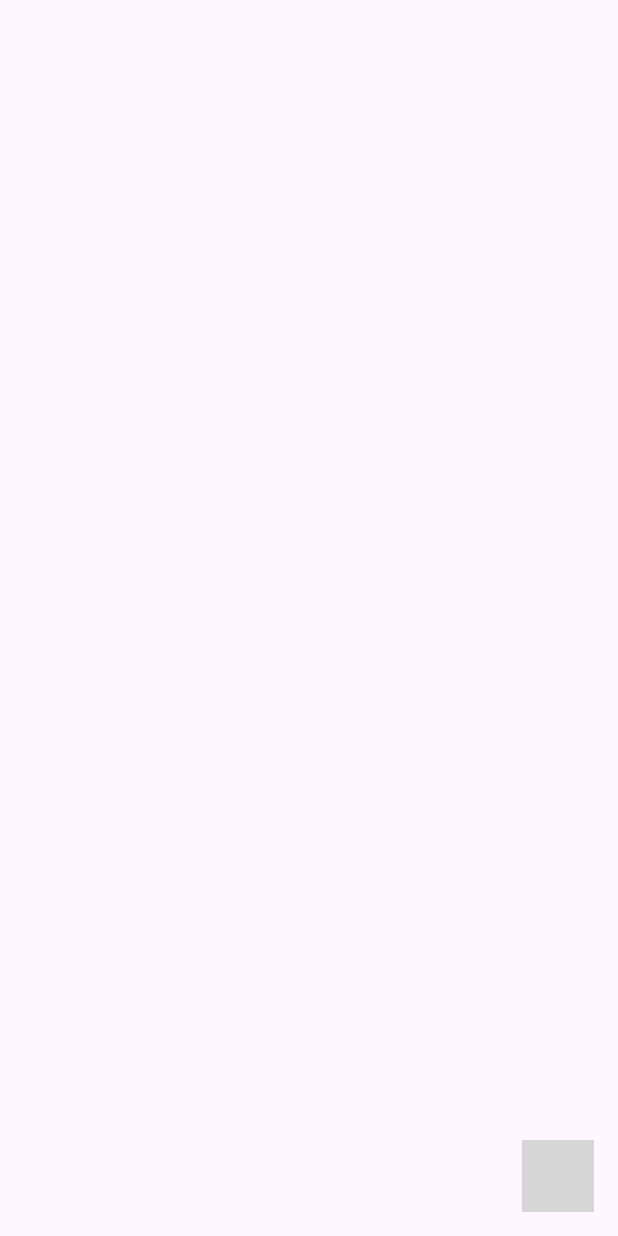
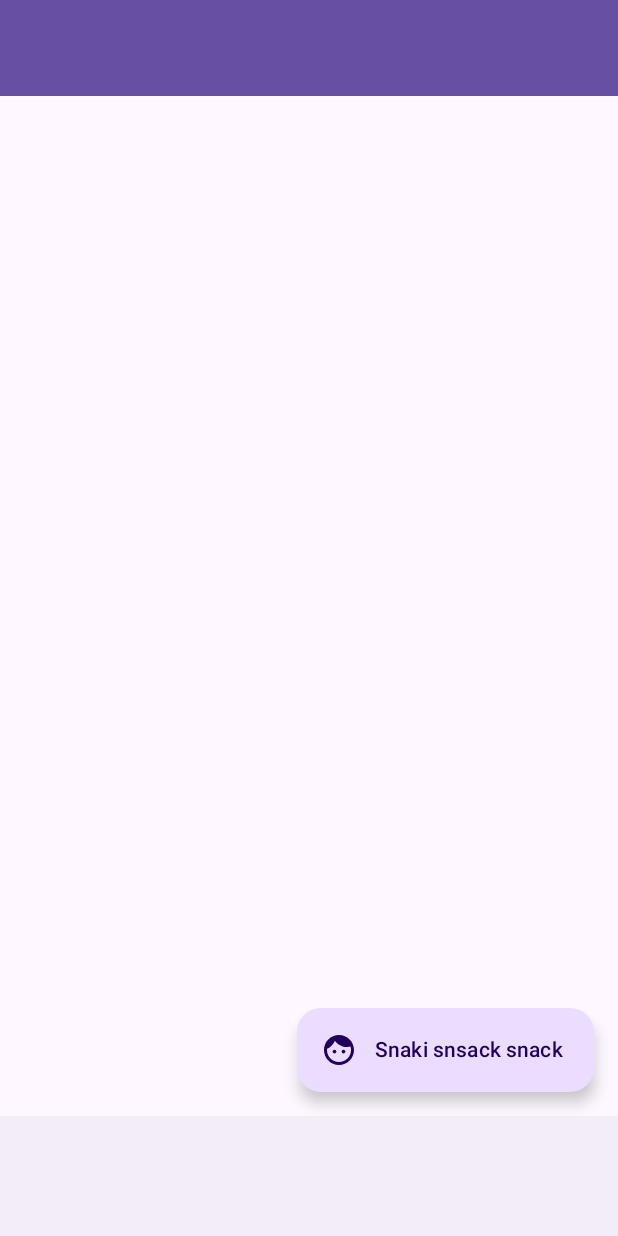
Before and after one commit to FionaMata/RavelOnProjecte, an Android app built with Jetpack Compose: the @Preview function Aplicacio, on a phone screen of 412 x 824 dp. Run offline under Robolectric (Android 15) with nearby library versions, the phone set to English and light mode, and no system bars; grey boxes are pictures that could not be loaded.

Commit message:
Segon commit, abans d'aplicar nous colors.

```diff
--- a/app/src/main/java/com/mataecheverry/project_ravelry/ui/Aplicacio.kt
+++ b/app/src/main/java/com/mataecheverry/project_ravelry/ui/Aplicacio.kt
@@ -5,16 +5,23 @@ import androidx.compose.foundation.layout.fillMaxWidth
 import androidx.compose.foundation.layout.padding
 import androidx.compose.material.icons.Icons
 import androidx.compose.material.icons.filled.Face
+import androidx.compose.material.icons.filled.Menu
+import androidx.compose.material.icons.rounded.ArrowBack
+import androidx.compose.material3.BottomAppBar
 import androidx.compose.material3.SnackbarHostState
 import androidx.compose.material3.Surface
 import androidx.compose.material3.TopAppBar
 import androidx.compose.material3.DrawerState
 import androidx.compose.material3.DrawerValue
+import androidx.compose.material3.ExperimentalMaterial3Api
 import androidx.compose.material3.ExtendedFloatingActionButton
 import androidx.compose.material3.Icon
+import androidx.compose.material3.IconButton
 import androidx.compose.material3.MaterialTheme
 import androidx.compose.material3.Scaffold
+import androidx.compose.material3.SnackbarDuration
 import androidx.compose.material3.SnackbarHost
+import androidx.compose.material3.SnackbarResult
 import androidx.compose.material3.Text
 import androidx.compose.material3.TopAppBarDefaults
 import androidx.compose.material3.rememberDrawerState
@@ -29,6 +36,8 @@ import androidx.navigation.compose.currentBackStackEntryAsState
 import androidx.navigation.compose.rememberNavController
 import com.mataecheverry.project_ravelry.ui.theme.Project_RavelryTheme
 import kotlinx.coroutines.CoroutineScope
+import kotlinx.coroutines.coroutineScope
+import kotlinx.coroutines.launch
 
 @Preview
 @Composable
@@ -40,17 +49,18 @@ fun Aplicacio(){
     val rutaActual = navBackStackEntry?.destination?.route ?: ""
     val snackbarHostState = remember{ SnackbarHostState()}
 
-    RavelryScaffold(rutaActual, snackbarHostState)
+    RavelryScaffold(controladorDeNavegacio, coroutineScope, estatDrawer, rutaActual, snackbarHostState)
 
 
 }
 
 
+@OptIn(ExperimentalMaterial3Api::class)
 @Composable
 fun RavelryScaffold(
-//    controladorDeNavegacio: NavHostController,
-//    coroutineScope: CoroutineScope,
-//    estatDrawer: DrawerState,
+    controladorDeNavegacio: NavHostController,
+    coroutineScope: CoroutineScope,
+    estatDrawer: DrawerState,
     rutaActual: String,
     snackbarHostState: SnackbarHostState
 ){
@@ -59,19 +69,88 @@ fun RavelryScaffold(
     /**Posar TITOLS ADEQUATS A TRAVÉS DE RUTES*/
 
     Scaffold(
+        topBar = {
+            TopAppBar(
+                title = {Text(topAppBarTitle)},
+                colors = TopAppBarDefaults.topAppBarColors(
+                    containerColor = MaterialTheme.colorScheme.primary,
+                    titleContentColor = MaterialTheme.colorScheme.onPrimary,
+                    navigationIconContentColor = MaterialTheme.colorScheme.onPrimary)
+            )
+        },
+//        navigationIcon = {
+//            if (rutaActual in listOf(
+//                    Destinacio.Portada.rutaGenerica,
+//                    Destinacio.Fotografies.rutaGenerica,
+//                    Destinacio.Preferencies.rutaGenerica,
+//                    Destinacio.QuantA.rutaGenerica,
+//                    Destinacio.Preferits.rutaGenerica
+//                )
+//            //Destinacio.Partida.rutaGenerica,
+//            ) {
+//
+//                IconButton(onClick = {
+//                    coroutineScope.launch {
+//                        if (estatDrawer.isClosed)
+//                            estatDrawer.open()
+//                        else
+//                            estatDrawer.close()
+//                    }
+//                }) {
+//
+//                    Icon(
+//                        imageVector = Icons.Default.Menu,
+//                        contentDescription = null,
+//                        tint = MaterialTheme.colorScheme.onPrimary
+//                    )
+//                }
+//            } else {
+//                IconButton(onClick = { controladorDeNavegacio.navigateUp() }) {
+//
+//                    Icon(
+//                        imageVector = Icons.Rounded.ArrowBack,
+//                        contentDescription = null,
+//                        tint = MaterialTheme.colorScheme.onPrimary
+//                    )
+//                }
+//            }
+//      }
+        bottomBar = {
+                    BottomAppBar {
+
+                    }
+        },
+
         snackbarHost = {
             SnackbarHost(hostState = snackbarHostState)
         },
         floatingActionButton = {
             ExtendedFloatingActionButton(
-                text = Text("Show snackbar"),
-                icon = Icons.Filled.Face, contentDescription = "Icona carona",
+                text = {Text("Snaki snsack snack")},
+                icon = {Icon(Icons.Filled.Face,
+                    contentDescription = "Carona d'exemple")},
+                onClick = {
+                    coroutineScope.launch {
+                        val result = snackbarHostState
+                            .showSnackbar(
+                                message = "snackisnak!",
+                                actionLabel = "snak!",
+                                duration = SnackbarDuration.Short
+                            )
+                        when (result) {
+                            SnackbarResult.ActionPerformed -> {
+                                //QUAN FEM AIXÒ
+                            }
 
+                            SnackbarResult.Dismissed -> {
+                                //QUAN HO DEIXEM DE FER
+                            }
+                        }
+                    }
+                }
+            )
+        },
 
-                ) {
-
-            }
-        }
 
     ) {
         Modifier.padding(it)
```
